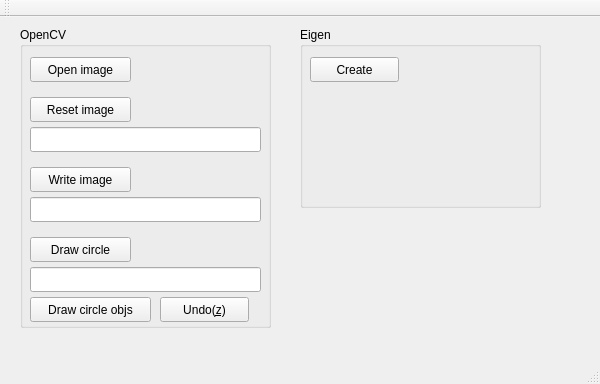
Before: the Qt Designer form Week2/QtApp/myqtapp.ui in goodgodgd/sch-seminars, drawn with Qt 5.
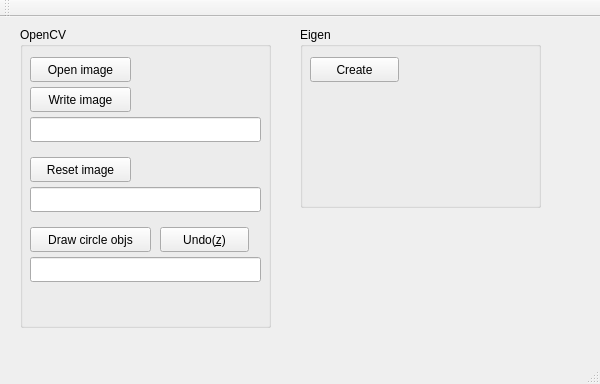
After: the same form once the commit is applied.

Patch:
```diff
--- a/Week2/QtApp/myqtapp.ui
+++ b/Week2/QtApp/myqtapp.ui
@@ -30,7 +30,7 @@
      <property name="geometry">
       <rect>
        <x>10</x>
-       <y>140</y>
+       <y>60</y>
        <width>101</width>
        <height>25</height>
       </rect>
@@ -39,24 +39,11 @@
       <string>Write image</string>
      </property>
     </widget>
-    <widget class="QPushButton" name="pushButton_drawcircle">
-     <property name="geometry">
-      <rect>
-       <x>10</x>
-       <y>210</y>
-       <width>101</width>
-       <height>25</height>
-      </rect>
-     </property>
-     <property name="text">
-      <string>Draw circle</string>
-     </property>
-    </widget>
     <widget class="QLineEdit" name="lineEdit_imagename">
      <property name="geometry">
       <rect>
        <x>10</x>
-       <y>170</y>
+       <y>90</y>
        <width>231</width>
        <height>25</height>
       </rect>
@@ -79,7 +66,7 @@
      <property name="geometry">
       <rect>
        <x>10</x>
-       <y>240</y>
+       <y>230</y>
        <width>231</width>
        <height>25</height>
       </rect>
@@ -89,7 +76,7 @@
      <property name="geometry">
       <rect>
        <x>10</x>
-       <y>70</y>
+       <y>130</y>
        <width>101</width>
        <height>25</height>
       </rect>
@@ -102,7 +89,7 @@
      <property name="geometry">
       <rect>
        <x>10</x>
-       <y>100</y>
+       <y>160</y>
        <width>231</width>
        <height>25</height>
       </rect>
@@ -112,7 +99,7 @@
      <property name="geometry">
       <rect>
        <x>10</x>
-       <y>270</y>
+       <y>200</y>
        <width>121</width>
        <height>25</height>
       </rect>
@@ -125,7 +112,7 @@
      <property name="geometry">
       <rect>
        <x>140</x>
-       <y>270</y>
+       <y>200</y>
        <width>89</width>
        <height>25</height>
       </rect>
```
